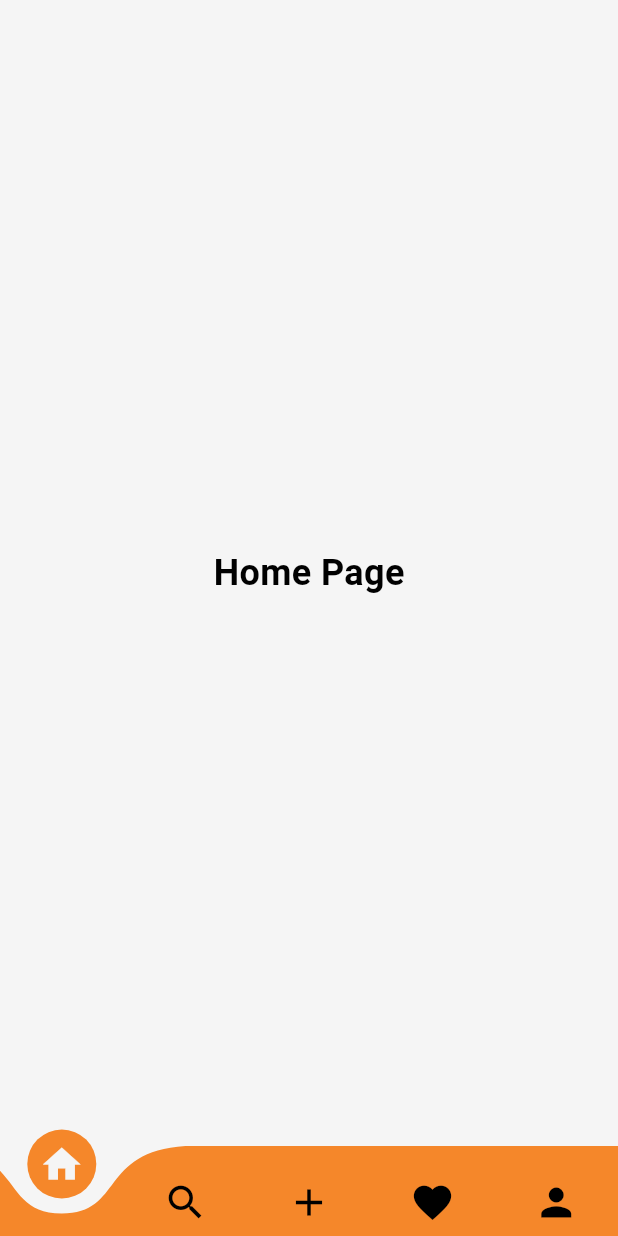
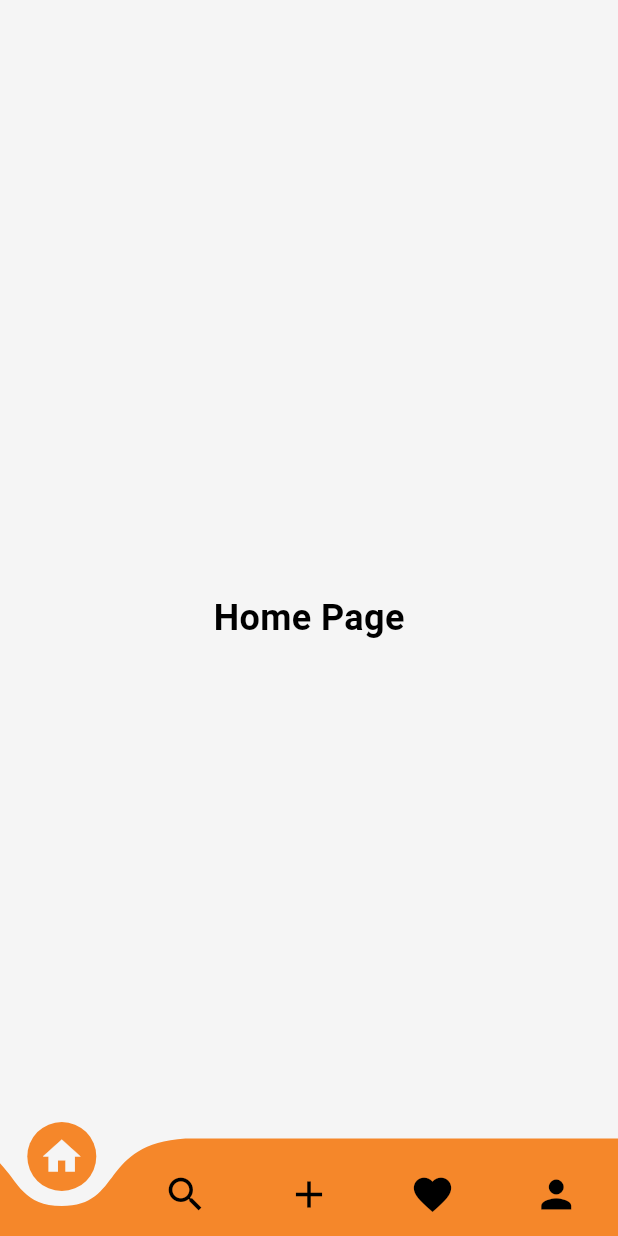
Before and after one commit to mehdilam-sudo/argu, a Flutter app: the HomePage screen opened directly, on a phone screen of 412 x 824 dp. Run offline on Flutter 3.47's test engine with Material 3 defaults, Android fonts, the phone set to English and light mode, and no system bars; drawn by our look-alikes of curved_navigation_bar; our stand-ins replace cloud_firestore, firebase_auth, firebase_core, firebase_storage, google_sign_in, image_picker and 2 more; missing offline and left inert: agora_rtc_engine; accounts and stored records are empty.

Commit message:
Correction du bug du clavier

```diff
--- a/lib/pages/auth_page.dart
+++ b/lib/pages/auth_page.dart
@@ -13,9 +13,9 @@ class AuthPage extends StatelessWidget {
 
   @override
   Widget build(BuildContext context) {
-    // The Scaffold widget provides the basic layout structure for the page.
-    return Scaffold(
-      body: StreamBuilder<User?>(
+    // This widget is a router, it should not return a Scaffold itself.
+    // The pages it returns (HomePage, LoginOrRegisterPage, etc.) are responsible for their own Scaffolds.
+    return StreamBuilder<User?>(
       // Listen to Firebase Authentication's 'authStateChanges()' stream.
       // This stream emits an event whenever the user's sign-in state changes.
       stream: FirebaseAuth.instance.authStateChanges(),
@@ -53,7 +53,7 @@ class AuthPage extends StatelessWidget {
 
             // If terms are accepted and the profile is complete, show the home page.
             if (termsAccepted && profileComplete) {
-                return HomePage();
+              return const HomePage();
             }
 
             // If terms are accepted but the profile is not complete, show the info page.
@@ -66,7 +66,6 @@ class AuthPage extends StatelessWidget {
           },
         );
       },
-      ),
     );
   }
 }
--- a/lib/pages/home_page.dart
+++ b/lib/pages/home_page.dart
@@ -1,9 +1,9 @@
 // lib/pages/home_page.dart
 import 'package:argu/pages/add_debate_page.dart';
+import 'package:curved_navigation_bar/curved_navigation_bar.dart';
 import 'package:firebase_auth/firebase_auth.dart';
 import 'package:flutter/material.dart';
 
-import '../widgets/my_bottom_navigation_bar.dart';
 import 'favorite_page.dart';
 import 'profile_page.dart';
 import 'search_page.dart';
@@ -79,20 +79,29 @@ class _HomePageState extends State<HomePage> {
     );
   }
 
-  void _onItemTapped(int index) {
-    _pageController.jumpToPage(index);
-  }
-
   void signUserOut() {
     FirebaseAuth.instance.signOut();
   }
 
   @override
   Widget build(BuildContext context) {
+    // Liste des icônes pour la barre de navigation
+    final navIcons = [
+      Icons.home,
+      Icons.search,
+      Icons.add,
+      Icons.favorite,
+      Icons.person,
+    ];
+
     return Scaffold(
+      // On désactive la redimension pour que le contenu ne soit pas poussé par le clavier.
+      resizeToAvoidBottomInset: false,
       backgroundColor: Theme.of(context).colorScheme.surface,
-      resizeToAvoidBottomInset: false, // Cette ligne est cruciale ici
-      body: PageView(
+      // On utilise un Stack pour superposer la barre de navigation sur le contenu.
+      body: Stack(
+        children: [
+          PageView(
             controller: _pageController,
             physics: const NeverScrollableScrollPhysics(),
             onPageChanged: (index) {
@@ -102,9 +111,35 @@ class _HomePageState extends State<HomePage> {
             },
             children: _pages,
           ),
-      bottomNavigationBar: MyBottomNavigationBar(
-        selectedIndex: _selectedIndex,
-        onTap: _onItemTapped,
+          // On positionne la barre de navigation en bas de l'écran de manière absolue.
+          Positioned(
+            left: 0,
+            right: 0,
+            bottom: 0,
+            child: CurvedNavigationBar(
+              backgroundColor: Colors.transparent,
+              color: Theme.of(context).colorScheme.primary,
+              buttonBackgroundColor: Theme.of(context).colorScheme.primary,
+              height: 65,
+              animationDuration: const Duration(milliseconds: 300),
+              index: _selectedIndex,
+              onTap: (index) {
+                _pageController.jumpToPage(index);
+              },
+              items: navIcons.asMap().entries.map((entry) {
+                final index = entry.key;
+                final iconData = entry.value;
+                return Icon(
+                  iconData,
+                  size: 30,
+                  color: _selectedIndex == index
+                      ? Theme.of(context).colorScheme.surface
+                      : Theme.of(context).colorScheme.onPrimary,
+                );
+              }).toList(),
+            ),
+          ),
+        ],
       ),
     );
   }
```
Lines whose indentation alone changed are shown as unchanged.
